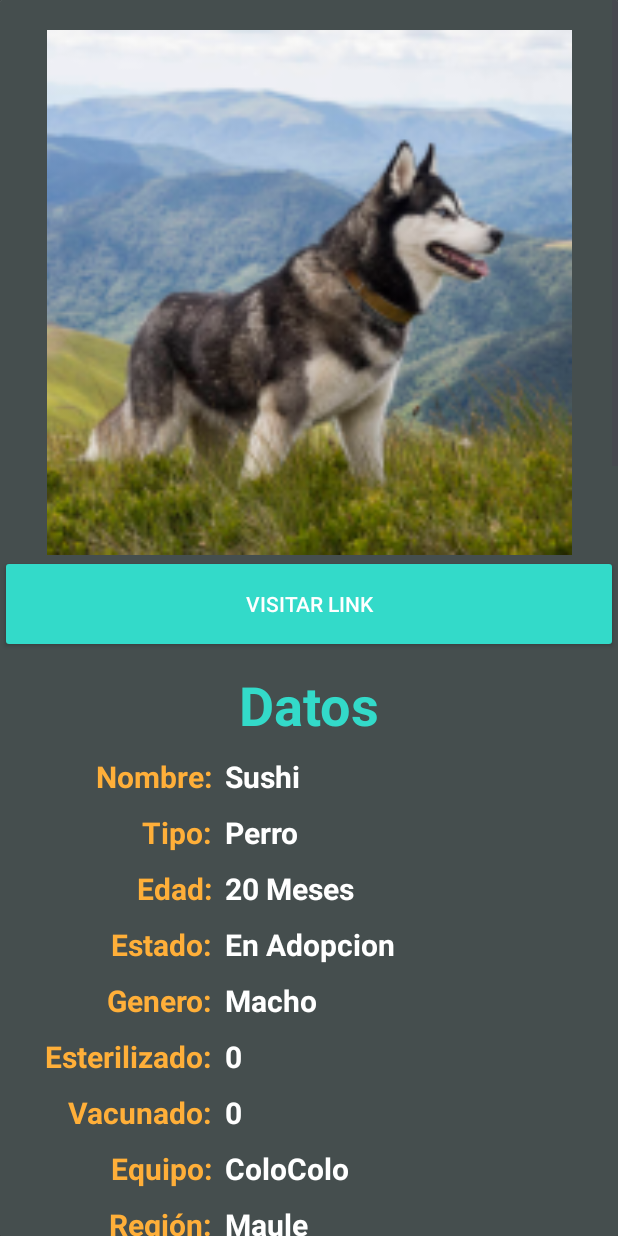
After one commit to andreww44/Patitas_Huachitos, an Android app: the layout activity_pet_detail.xml on its own in the app's theme, with its tools: preview values and no code run, on a phone screen of 412 x 824 dp. The commit adds this screen. Run offline under Robolectric (Android 15) with nearby library versions, the phone set to English and light mode, and no system bars.

Commit message:
Detail add

```diff
--- /dev/null
+++ b/app/src/main/java/pack/patitas/adapters/RecyplerPetInterface.kt
@@ -0,0 +1,5 @@
+package pack.patitas.adapters
+
+interface RecyplerPetInterface {
+    fun onItemClick(position: Int)
+}
--- a/app/src/main/res/layout/activity_list_pets.xml
+++ b/app/src/main/res/layout/activity_list_pets.xml
@@ -13,17 +13,18 @@
 
         <TextView
             android:id="@+id/tittle"
-            android:layout_width="91dp"
+            android:layout_width="392dp"
             android:layout_height="65dp"
-            android:layout_marginStart="20dp"
             android:layout_marginTop="40dp"
             android:text="Lista"
             android:textSize="34sp"
+            android:textAlignment="center"
             android:textStyle="bold" />
 
         <androidx.recyclerview.widget.RecyclerView
             android:id="@+id/listRecycler"
             android:layout_width="match_parent"
+            android:backgroundTint="@color/backgroundCard"
             android:layout_height="684dp" />
 
     </LinearLayout>
--- /dev/null
+++ b/app/src/main/res/layout/activity_pet_detail.xml
@@ -0,0 +1,414 @@
+<?xml version="1.0" encoding="utf-8"?>
+<androidx.cardview.widget.CardView xmlns:android="http://schemas.android.com/apk/res/android"
+    xmlns:app="http://schemas.android.com/apk/res-auto"
+    xmlns:tools="http://schemas.android.com/tools"
+    android:id="@+id/name"
+    android:layout_width="match_parent"
+    android:layout_height="wrap_content"
+    tools:context=".PetDetailActivity">
+
+    <ScrollView
+        android:layout_width="wrap_content"
+        android:layout_height="wrap_content">
+    <LinearLayout
+        android:layout_width="match_parent"
+        android:layout_height="wrap_content"
+        android:orientation="vertical">
+
+        <ImageView
+            android:id="@+id/image_detail"
+            android:layout_marginTop="20dp"
+            android:layout_width="match_parent"
+            android:layout_height="350dp"
+            android:src="@mipmap/placeholder_image_foreground" />
+
+        <Button
+            android:id="@+id/button"
+            style="@style/Widget.AppCompat.Button.Colored"
+            android:layout_width="match_parent"
+            android:layout_height="65dp"
+            android:text="@string/link" />
+
+        <TextView
+            android:id="@+id/textView3"
+            android:layout_width="match_parent"
+            android:layout_height="wrap_content"
+            android:textAlignment="center"
+            android:layout_marginTop="10dp"
+            android:textStyle="bold"
+            android:textSize="36sp"
+            android:text="@string/datos" />
+
+        <!--Nombre-->
+
+        <LinearLayout
+            android:layout_width="match_parent"
+            android:layout_height="match_parent"
+            android:orientation="horizontal">
+
+
+            <TextView
+                android:id="@+id/name_tittle"
+                android:layout_width="150dp"
+                android:layout_height="wrap_content"
+                android:layout_marginTop="10dp"
+                android:text="Nombre:  "
+                android:textAlignment="textEnd"
+                android:textColor="@color/yellow"
+                android:textStyle="bold"
+                android:textSize="20sp"/>
+            <TextView
+                android:id="@+id/name_detail"
+                android:layout_width="match_parent"
+                android:layout_height="wrap_content"
+                android:layout_marginTop="10dp"
+                android:text="@string/namePet"
+                android:textColor="@color/white"
+                android:textStyle="bold"
+                android:textSize="20sp"/>
+        </LinearLayout>
+
+        <!--Tipo-->
+        <LinearLayout
+            android:layout_width="match_parent"
+            android:layout_height="match_parent"
+            android:orientation="horizontal">
+
+            <TextView
+                android:id="@+id/type_tittle"
+                android:layout_width="150dp"
+                android:layout_height="wrap_content"
+                android:layout_marginTop="10dp"
+                android:text="Tipo:  "
+                android:textAlignment="textEnd"
+                android:textColor="@color/yellow"
+                android:textStyle="bold"
+                android:textSize="20sp"/>
+
+            <TextView
+                android:id="@+id/type_detail"
+                android:layout_width="match_parent"
+                android:layout_height="wrap_content"
+                android:layout_marginTop="10dp"
+                android:text="@string/typePet"
+                android:textColor="@color/white"
+                android:textStyle="bold"
+                android:textSize="20sp" />
+        </LinearLayout>
+
+        <!--Edad-->
+        <LinearLayout
+            android:layout_width="match_parent"
+            android:layout_height="match_parent"
+            android:orientation="horizontal">
+            <TextView
+                android:id="@+id/age_tittle"
+                android:layout_width="150dp"
+                android:layout_height="wrap_content"
+                android:layout_marginTop="10dp"
+                android:text="Edad:  "
+                android:textAlignment="textEnd"
+                android:textColor="@color/yellow"
+                android:textStyle="bold"
+                android:textSize="20sp"/>
+
+            <TextView
+                android:id="@+id/age_detail"
+                android:layout_width="match_parent"
+                android:layout_height="wrap_content"
+                android:layout_marginTop="10dp"
+                android:text="@string/agePet"
+                android:textColor="@color/white"
+                android:textStyle="bold"
+                android:textSize="20sp"/>
+        </LinearLayout>
+
+        <!--Estado-->
+        <LinearLayout
+            android:layout_width="match_parent"
+            android:layout_height="match_parent"
+            android:orientation="horizontal">
+
+            <TextView
+                android:id="@+id/state_tittle"
+                android:layout_width="150dp"
+                android:layout_height="wrap_content"
+                android:layout_marginTop="10dp"
+                android:text="Estado:  "
+                android:textAlignment="textEnd"
+                android:textColor="@color/yellow"
+                android:textStyle="bold"
+                android:textSize="20sp"/>
+
+            <TextView
+                android:id="@+id/state_detail"
+                android:layout_width="match_parent"
+                android:layout_height="wrap_content"
+                android:layout_marginTop="10dp"
+                android:text="@string/statePet"
+                android:textColor="@color/white"
+                android:textStyle="bold"
+                android:textSize="20sp" />
+        </LinearLayout>
+
+        <!--Genero-->
+        <LinearLayout
+            android:layout_width="match_parent"
+            android:layout_height="match_parent"
+            android:orientation="horizontal">
+
+            <TextView
+                android:id="@+id/gender_tittle"
+                android:layout_width="150dp"
+                android:layout_height="wrap_content"
+                android:layout_marginTop="10dp"
+                android:text="Genero:  "
+                android:textAlignment="textEnd"
+                android:textColor="@color/yellow"
+                android:textStyle="bold"
+                android:textSize="20sp"/>
+
+            <TextView
+                android:id="@+id/gender_detail"
+                android:layout_width="match_parent"
+                android:layout_height="wrap_content"
+                android:layout_marginTop="10dp"
+                android:text="@string/genderPet"
+                android:textColor="@color/white"
+                android:textStyle="bold"
+                android:textSize="20sp" />
+        </LinearLayout>
+
+        <!--Esterilizado-->
+        <LinearLayout
+            android:layout_width="match_parent"
+            android:layout_height="match_parent"
+            android:orientation="horizontal">
+
+            <TextView
+                android:id="@+id/ster_tittle"
+                android:layout_width="150dp"
+                android:layout_height="wrap_content"
+                android:layout_marginTop="10dp"
+                android:text="Esterilizado:  "
+                android:textAlignment="textEnd"
+                android:textColor="@color/yellow"
+                android:textStyle="bold"
+                android:textSize="20sp"/>
+
+            <TextView
+                android:id="@+id/ster_detail"
+                android:layout_width="match_parent"
+                android:layout_height="wrap_content"
+                android:layout_marginTop="10dp"
+                android:text="@string/numberDefaul"
+                android:textColor="@color/white"
+                android:textStyle="bold"
+                android:textSize="20sp" />
+        </LinearLayout>
+
+        <!--Vacunas-->
+        <LinearLayout
+            android:layout_width="match_parent"
+            android:layout_height="match_parent"
+            android:orientation="horizontal">
+
+            <TextView
+                android:id="@+id/vac_tittle"
+                android:layout_width="150dp"
+                android:layout_height="wrap_content"
+                android:layout_marginTop="10dp"
+                android:text="Vacunado:  "
+                android:textAlignment="textEnd"
+                android:textColor="@color/yellow"
+                android:textStyle="bold"
+                android:textSize="20sp"/>
+
+            <TextView
+                android:id="@+id/vac_detail"
+                android:layout_width="match_parent"
+                android:layout_height="wrap_content"
+                android:layout_marginTop="10dp"
+                android:text="@string/numberDefaul"
+                android:textColor="@color/white"
+                android:textStyle="bold"
+                android:textSize="20sp"  />
+
+        </LinearLayout>
+
+        <!--Equipo-->
+        <LinearLayout
+            android:layout_width="match_parent"
+            android:layout_height="match_parent"
+            android:orientation="horizontal">
+
+            <TextView
+                android:id="@+id/team_tittle"
+                android:layout_width="150dp"
+                android:layout_height="wrap_content"
+                android:layout_marginTop="10dp"
+                android:text="Equipo:  "
+                android:textAlignment="textEnd"
+                android:textColor="@color/yellow"
+                android:textStyle="bold"
+                android:textSize="20sp"/>
+
+            <TextView
+                android:id="@+id/team_detail"
+                android:layout_width="match_parent"
+                android:layout_height="wrap_content"
+                android:layout_marginTop="10dp"
+                android:text="@string/team"
+                android:textColor="@color/white"
+                android:textStyle="bold"
+                android:textSize="20sp" />
+        </LinearLayout>
+
+        <!--Region-->
+        <LinearLayout
+            android:layout_width="match_parent"
+            android:layout_height="match_parent"
+            android:orientation="horizontal">
+
+            <TextView
+                android:id="@+id/region_tittle"
+                android:layout_width="150dp"
+                android:layout_height="wrap_content"
+                android:layout_marginTop="10dp"
+                android:text="Región:  "
+                android:textAlignment="textEnd"
+                android:textColor="@color/yellow"
+                android:textStyle="bold"
+                android:textSize="20sp"/>
+
+            <TextView
+                android:id="@+id/region_detail"
+                android:layout_width="match_parent"
+                android:layout_height="wrap_content"
+                android:layout_marginTop="10dp"
+                android:text="@string/region"
+                android:textColor="@color/white"
+                android:textStyle="bold"
+                android:textSize="20sp" />
+        </LinearLayout>
+
+        <!--Comuna-->
+        <LinearLayout
+            android:layout_width="match_parent"
+            android:layout_height="match_parent"
+            android:orientation="horizontal">
+
+            <TextView
+                android:id="@+id/commune_tittle"
+                android:layout_width="150dp"
+                android:layout_height="wrap_content"
+                android:layout_marginTop="10dp"
+                android:text="Comuna:  "
+                android:textAlignment="textEnd"
+                android:textColor="@color/yellow"
+                android:textStyle="bold"
+                android:textSize="20sp"/>
+
+            <TextView
+                android:id="@+id/commune_detail"
+                android:layout_width="match_parent"
+                android:layout_height="wrap_content"
+                android:layout_marginTop="10dp"
+                android:text="@string/commune"
+                android:textColor="@color/white"
+                android:textStyle="bold"
+                android:textSize="20sp"  />
+
+        </LinearLayout>
+
+        <!--Fisico-->
+        <LinearLayout
+            android:layout_width="match_parent"
+            android:layout_height="match_parent"
+            android:orientation="horizontal">
+
+            <TextView
+                android:id="@+id/f_tittle"
+                android:layout_width="150dp"
+                android:layout_height="wrap_content"
+                android:layout_marginTop="10dp"
+                android:text="Fisico:  "
+                android:textAlignment="textEnd"
+                android:textColor="@color/yellow"
+                android:textStyle="bold"
+                android:textSize="20sp"/>
+
+
+            <TextView
+                android:id="@+id/desf_detail2"
+                android:layout_width="match_parent"
+                android:layout_height="wrap_content"
+                android:layout_marginTop="10dp"
+                android:layout_weight="1"
+                android:text="@string/descDefault"
+                android:textColor="@color/white"
+                android:textSize="18sp"
+                android:textStyle="italic" />
+        </LinearLayout>
+
+        <!--Perso-->
+        <LinearLayout
+            android:layout_width="match_parent"
+            android:layout_height="match_parent"
+            android:orientation="horizontal">
+
+            <TextView
+                android:id="@+id/p_tittle"
+                android:layout_width="150dp"
+                android:layout_height="wrap_content"
+                android:layout_marginTop="10dp"
+                android:text="Personalidad:  "
+                android:textAlignment="textEnd"
+                android:textColor="@color/yellow"
+                android:textStyle="bold"
+                android:textSize="20sp"/>
+
+            <TextView
+                android:id="@+id/desp_detail"
+                android:layout_width="match_parent"
+                android:layout_height="wrap_content"
+                android:layout_marginTop="10dp"
+                android:text="@string/descDefault"
+                android:textColor="@color/white"
+                android:textSize="18sp"
+                android:textStyle="italic" />
+        </LinearLayout>
+
+
+        <!--Adicionales-->
+        <LinearLayout
+            android:layout_width="match_parent"
+            android:layout_height="match_parent"
+            android:orientation="horizontal">
+
+            <TextView
+                android:id="@+id/ad_tittle"
+                android:layout_width="150dp"
+                android:layout_height="wrap_content"
+                android:layout_marginTop="10dp"
+                android:text="Adicionales:  "
+                android:textAlignment="textEnd"
+                android:textColor="@color/yellow"
+                android:textStyle="bold"
+                android:textSize="20sp"/>
+
+            <TextView
+                android:id="@+id/desa_detail"
+                android:layout_width="match_parent"
+                android:layout_height="wrap_content"
+                android:layout_marginTop="10dp"
+                android:text="@string/descDefault"
+                android:textColor="@color/white"
+                android:textSize="18sp"
+                android:textStyle="italic" />
+        </LinearLayout>
+
+
+    </LinearLayout>
+    </ScrollView>
+</androidx.cardview.widget.CardView>
--- a/app/src/main/res/values-night/themes.xml
+++ b/app/src/main/res/values-night/themes.xml
@@ -2,6 +2,7 @@
     <!-- Base application theme. -->
     <style name="Base.Theme.Patitas" parent="Theme.Material3.DayNight.NoActionBar">
         <!-- Customize your dark theme here. -->
-        <!-- <item name="colorPrimary">@color/my_dark_primary</item> -->
+
+
     </style>
 </resources>
--- a/app/src/main/res/values/colors.xml
+++ b/app/src/main/res/values/colors.xml
@@ -2,4 +2,10 @@
 <resources>
     <color name="black">#FF000000</color>
     <color name="white">#FFFFFFFF</color>
+    <color name="backgroundCard">#313A3A</color>
+    <color name="background">#454E4E</color>
+    <color name="greenaqua">#33DAC9</color>
+    <color name="greenaqua2">#004C45</color>
+    <color name="yellow">#FFAF39</color>
+
 </resources>
--- a/app/src/main/res/values/strings.xml
+++ b/app/src/main/res/values/strings.xml
@@ -1,3 +1,21 @@
 <resources>
     <string name="app_name">Patitas</string>
+
+    <!-- Pet Description Default -->
+    <string name="numberDefaul">0</string>
+    <string name="namePet">Sushi</string>
+    <string name="typePet">Perro</string>
+    <string name="agePet">20 Meses</string>
+    <string name="statePet">En Adopcion</string>
+    <string name="genderPet">Macho</string>
+    <string name="descDefault">Lorem ipsum dolor sit amet consectetur adipiscing elit aenean senectus purus, class vehicula viverra feugiat facilisis litora cum auctor nullam facilisi, varius dignissim eu mollis tellus risus egestas blandit donec. Accumsan curabitur facilisis eros himenaeos dictum quisque cubilia urna feugiat, nisl imperdiet cursus rutrum neque sagittis ligula fusce. Euismod platea congue sagittis id volutpat tellus curabitur vitae interdum viverra ligula sociosqu, netus magnis pharetra quam lectus nisi nullam integer purus risus dapibus justo, malesuada donec non laoreet duis per arcu felis nascetur sapien pulvinar. </string>
+    <string name="team">ColoColo</string>
+    <string name="region">Maule</string>
+    <string name="commune">Molina</string>
+
+    <string name="datos">Datos</string>
+    <string name="link">Visitar Link</string>
+
+
+
 </resources>
--- a/app/src/main/res/values/themes.xml
+++ b/app/src/main/res/values/themes.xml
@@ -3,6 +3,11 @@
     <style name="Base.Theme.Patitas" parent="Theme.Material3.DayNight.NoActionBar">
         <!-- Customize your light theme here. -->
         <!-- <item name="colorPrimary">@color/my_light_primary</item> -->
+        <!--item-->
+        <item name="colorPrimary">@color/greenaqua</item>
+        <item name="colorPrimaryDark">@color/greenaqua2</item>
+        <item name="android:background">@color/background</item>
+        <item name="android:textColor">@color/greenaqua</item>
     </style>
 
     <style name="Theme.Patitas" parent="Base.Theme.Patitas" />
```
Also changed, not shown: app/src/main/AndroidManifest.xml (+5 -2 lines), app/src/main/java/pack/patitas/ListPets.kt (+24 -5 lines), app/src/main/java/pack/patitas/PetDetailActivity.kt (added, +77 -0 lines), app/src/main/java/pack/patitas/adapters/PetAdapterRecyclerCard.kt (+37 -9 lines), app/src/main/java/pack/patitas/identies/Pet.kt (+33 -8 lines), app/src/main/res/layout/list_element.xml (+30 -23 lines).
